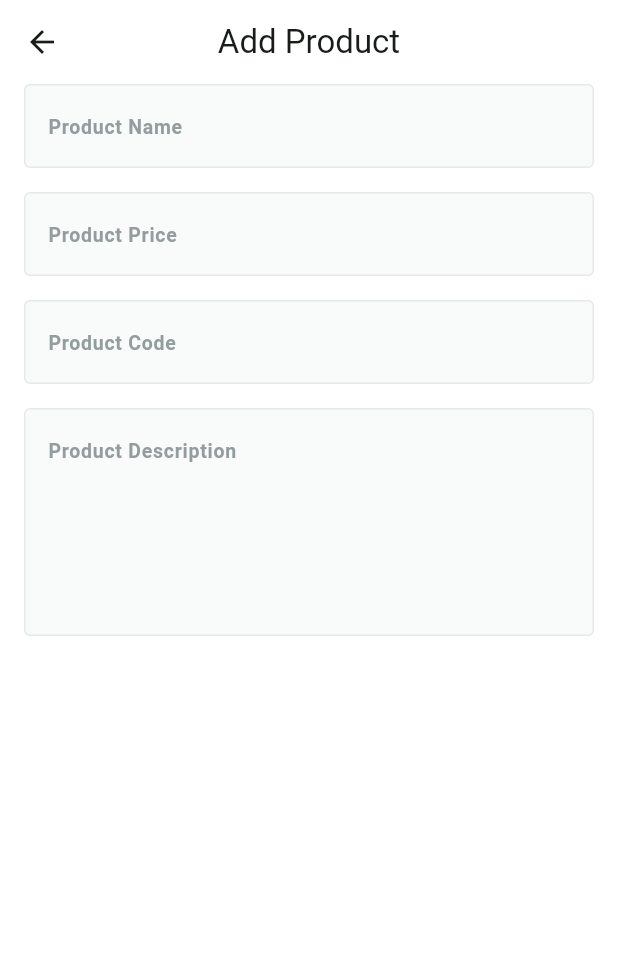
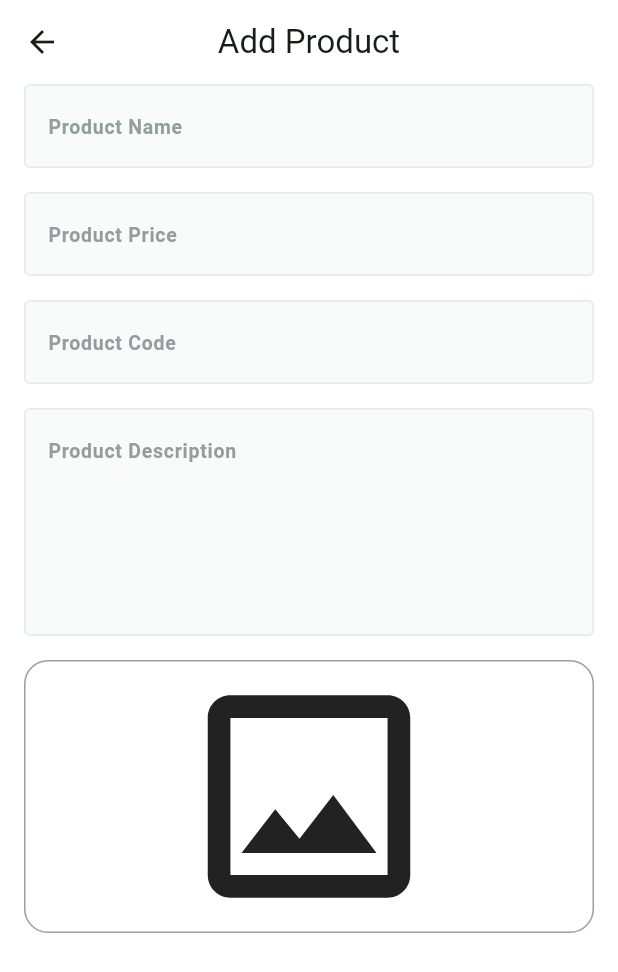
Before and after one commit to MohammedEhap007/fruit-hub-dashboard, a Flutter app: the AddProductView screen opened by its route, on a phone screen of 412 x 824 dp. Shown: the top 972 px of the screen. Run offline on Flutter 3.47's test engine with Material 3 defaults, Android fonts, the phone set to English and light mode, and no system bars; drawn by our look-alikes of skeletonizer; our stand-ins replace firebase_core, flutter_dotenv, image_picker; accounts and stored records are empty.

Commit message:
create image field

```diff
--- a/lib/features/add_product/presentation/views/widgets/add_product_view_body.dart
+++ b/lib/features/add_product/presentation/views/widgets/add_product_view_body.dart
@@ -1,5 +1,6 @@
 import 'package:flutter/material.dart';
 import 'package:fruit_hub_dashboard/core/widgets/custom_text_form_field.dart';
+import 'package:fruit_hub_dashboard/features/add_product/presentation/views/widgets/image_field.dart';
 
 class AddProductViewBody extends StatefulWidget {
   const AddProductViewBody({super.key});
@@ -40,6 +41,7 @@ class _AddProductViewBodyState extends State<AddProductViewBody> {
                 keyboardType: TextInputType.text,
                 maxLines: 5,
               ),
+              ImageField(onFileChanged: (image) {}),
             ],
           ),
         ),
--- /dev/null
+++ b/lib/features/add_product/presentation/views/widgets/image_field.dart
@@ -0,0 +1,78 @@
+import 'dart:io';
+
+import 'package:flutter/material.dart';
+import 'package:image_picker/image_picker.dart';
+import 'package:skeletonizer/skeletonizer.dart';
+
+class ImageField extends StatefulWidget {
+  const ImageField({super.key, required this.onFileChanged});
+
+  final ValueChanged<File?> onFileChanged;
+
+  @override
+  State<ImageField> createState() => _ImageFieldState();
+}
+
+class _ImageFieldState extends State<ImageField> {
+  bool isLoading = false;
+  File? imageFile;
+  @override
+  Widget build(BuildContext context) {
+    return Skeletonizer(
+      enabled: isLoading,
+      child: GestureDetector(
+        onTap: () async {
+          isLoading = true;
+          setState(() {});
+          try {
+            await pickImage();
+          } catch (e) {
+            // TODO
+          }
+          isLoading = false;
+          setState(() {});
+        },
+        child: Stack(
+          children: [
+            Container(
+              width: double.infinity,
+              decoration: BoxDecoration(
+                borderRadius: BorderRadius.circular(16),
+                border: Border.all(color: Colors.grey),
+              ),
+              child:
+                  imageFile != null
+                      ? ClipRRect(
+                        borderRadius: BorderRadius.circular(16),
+                        child: Image.file(imageFile!),
+                      )
+                      : Icon(Icons.image_outlined, size: 180),
+            ),
+            Visibility(
+              visible: imageFile != null,
+              child: IconButton(
+                onPressed: () {
+                  imageFile = null;
+                  widget.onFileChanged(imageFile);
+                  setState(() {});
+                },
+                icon: Icon(
+                  Icons.delete_forever_rounded,
+                  color: Colors.red,
+                  size: 32,
+                ),
+              ),
+            ),
+          ],
+        ),
+      ),
+    );
+  }
+
+  Future<void> pickImage() async {
+    final ImagePicker picker = ImagePicker();
+    final XFile? image = await picker.pickImage(source: ImageSource.gallery);
+    imageFile = File(image!.path);
+    widget.onFileChanged(imageFile);
+  }
+}
```
Also changed, not shown: pubspec.yaml (+6 -11 lines), pubspec.lock.
